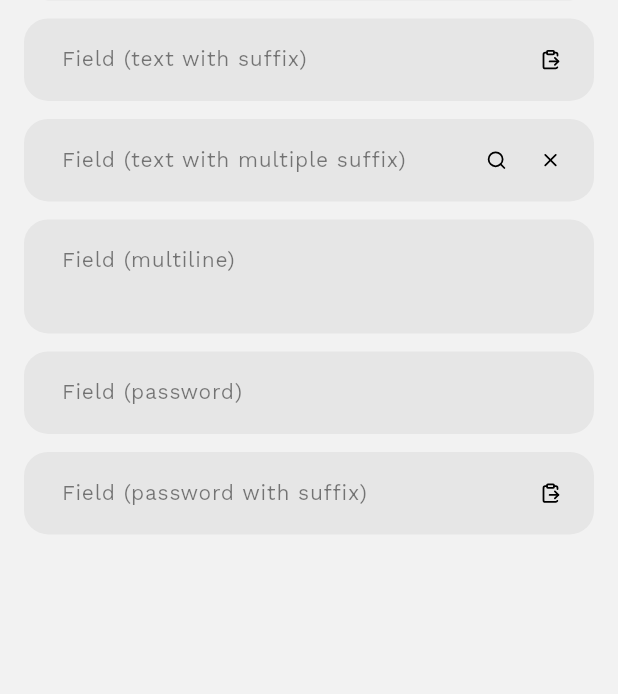
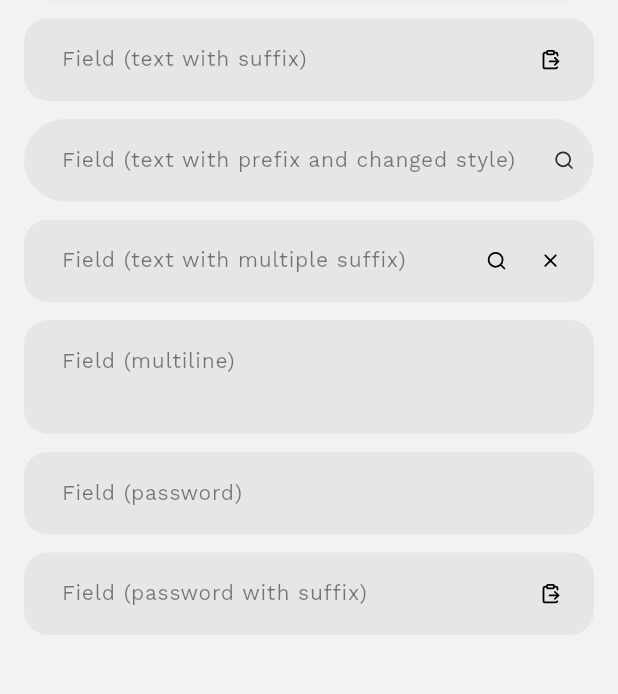
Before and after one commit to bradleyoosterveen/flutter-packages, a Flutter app: the FieldScreen screen opened directly, on a phone screen of 412 x 824 dp, the part 337-1031 px from its top. Run offline on Flutter 3.47's test engine with Material 3 defaults, Android fonts, the phone set to English and light mode, and no system bars; our stand-ins replace flutter_animate, flutter_svg.

Commit message:
Add ability to change field style through arguments

```diff
--- a/packages/flint_ui/example/lib/screens/examples/field_screen.dart
+++ b/packages/flint_ui/example/lib/screens/examples/field_screen.dart
@@ -31,6 +31,11 @@ class FieldScreen extends StatelessWidget {
             onPressed: () {},
             child: FlintUiIcon.clipboardPaste(),
           ),
+        ),
+        FlintUiField.text(
+          placeholderText: 'Field (text with prefix and changed style)',
+          style: (style) => style.copyWith(borderRadius: 99),
+          suffix: FlintUiIcon.search(),
         ),
         FlintUiField.text(
           placeholderText: 'Field (text with multiple suffix)',
--- a/packages/flint_ui/lib/src/widgets/field/field.dart
+++ b/packages/flint_ui/lib/src/widgets/field/field.dart
@@ -4,21 +4,25 @@ import 'package:flutter/material.dart';
 part 'field.style.dart';
 
 class FlintUiField extends StatefulWidget {
+  static FlintUiFieldStyle _defaultStyleBuilder(FlintUiFieldStyle style) => style;
+
   const FlintUiField._({
-    this.controller,
-    this.focusNode,
+    required this.controller,
+    required this.style,
+    required this.focusNode,
+    required this.placeholderText,
+    required this.prefix,
+    required this.suffix,
     this.hasError = false,
     this.obscure = false,
-    this.placeholderText,
     this.minLines = 1,
     this.maxLines = 1,
-    this.prefix,
-    this.suffix,
     super.key,
   });
 
   factory FlintUiField.text({
     TextEditingController? controller,
+    FlintUiFieldStyle Function(FlintUiFieldStyle style) style = _defaultStyleBuilder,
     FocusNode? focusNode,
     bool hasError = false,
     String? placeholderText,
@@ -28,6 +32,7 @@ class FlintUiField extends StatefulWidget {
     Key? key,
   }) => FlintUiField._(
     controller: controller,
+    style: style,
     focusNode: focusNode,
     hasError: hasError,
     obscure: false,
@@ -39,16 +44,20 @@ class FlintUiField extends StatefulWidget {
 
   factory FlintUiField.multiline({
     TextEditingController? controller,
+    FlintUiFieldStyle Function(FlintUiFieldStyle style) style = _defaultStyleBuilder,
     FocusNode? focusNode,
     bool hasError = false,
     String? placeholderText,
     Key? key,
   }) => FlintUiField._(
     controller: controller,
+    style: style,
     focusNode: focusNode,
+    placeholderText: placeholderText,
+    prefix: null,
+    suffix: null,
     hasError: hasError,
     obscure: false,
-    placeholderText: placeholderText,
     minLines: 2,
     maxLines: null,
     key: key,
@@ -56,6 +65,7 @@ class FlintUiField extends StatefulWidget {
 
   factory FlintUiField.password({
     TextEditingController? controller,
+    FlintUiFieldStyle Function(FlintUiFieldStyle style) style = _defaultStyleBuilder,
     FocusNode? focusNode,
     bool hasError = false,
     String? placeholderText,
@@ -64,6 +74,7 @@ class FlintUiField extends StatefulWidget {
     Key? key,
   }) => FlintUiField._(
     controller: controller,
+    style: style,
     focusNode: focusNode,
     hasError: hasError,
     obscure: true,
@@ -74,6 +85,7 @@ class FlintUiField extends StatefulWidget {
   );
 
   final TextEditingController? controller;
+  final FlintUiFieldStyle Function(FlintUiFieldStyle style) style;
   final FocusNode? focusNode;
   final bool hasError;
   final bool obscure;
@@ -94,9 +106,6 @@ class _FlintUiFieldState extends State<FlintUiField> {
 
   late final FocusNode _focusNode = widget.focusNode ?? FocusNode();
 
-  FlintUiColor get _borderColor =>
-      widget.hasError ? FlintUiColors.orange : context.themeData.fieldStyles.primary.borderColor;
-
   EdgeInsetsGeometry _contentPadding(BuildContext context) =>
       EdgeInsetsGeometry.symmetric(
         vertical: context.themeData.spacing.md,
@@ -109,6 +118,9 @@ class _FlintUiFieldState extends State<FlintUiField> {
 
   @override
   Widget build(BuildContext context) {
+    final resolvedStyle = widget.style(DefaultFlintUiFieldStyle.of(context));
+    final borderColor = widget.hasError ? FlintUiColors.orange : resolvedStyle.borderColor;
+
     final prefixWidget = widget.prefix;
     final suffixWidget = widget.suffix;
 
@@ -116,11 +128,11 @@ class _FlintUiFieldState extends State<FlintUiField> {
       duration: _animationDuration,
       curve: _animationCurve,
       decoration: BoxDecoration(
-        color: context.themeData.fieldStyles.primary.backgroundColor.color,
+        color: resolvedStyle.backgroundColor.color,
         borderRadius: .circular(
-          context.themeData.fieldStyles.primary.borderRadius,
+          resolvedStyle.borderRadius,
         ),
-        border: .all(width: 1, color: _borderColor.color),
+        border: .all(width: 1, color: borderColor.color),
       ),
       child: Padding(
         padding: .symmetric(
--- a/packages/flint_ui/lib/src/widgets/field/field.style.dart
+++ b/packages/flint_ui/lib/src/widgets/field/field.style.dart
@@ -27,6 +27,16 @@ class FlintUiFieldStyle {
     required this.borderColor,
     required this.borderRadius,
   });
+
+  FlintUiFieldStyle copyWith({
+    FlintUiColor? backgroundColor,
+    FlintUiColor? borderColor,
+    double? borderRadius,
+  }) => FlintUiFieldStyle(
+    backgroundColor: backgroundColor ?? this.backgroundColor,
+    borderColor: borderColor ?? this.borderColor,
+    borderRadius: borderRadius ?? this.borderRadius,
+  );
 }
 
 class FlintUiFieldStyles {
```
